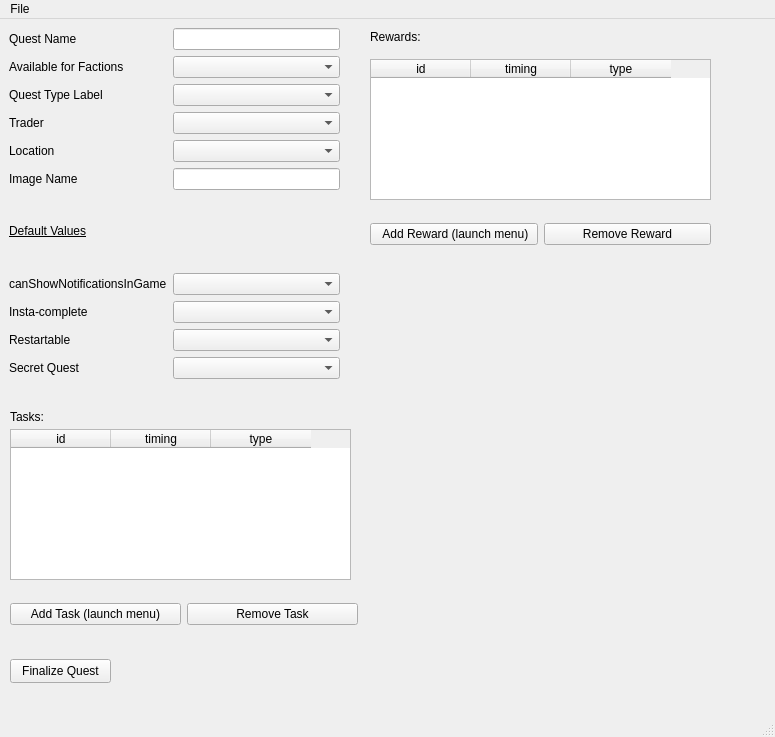
Old version of the form src/tb_ui/gui_quests.ui in the repository ThePi1/SPT-Trader-Builder.
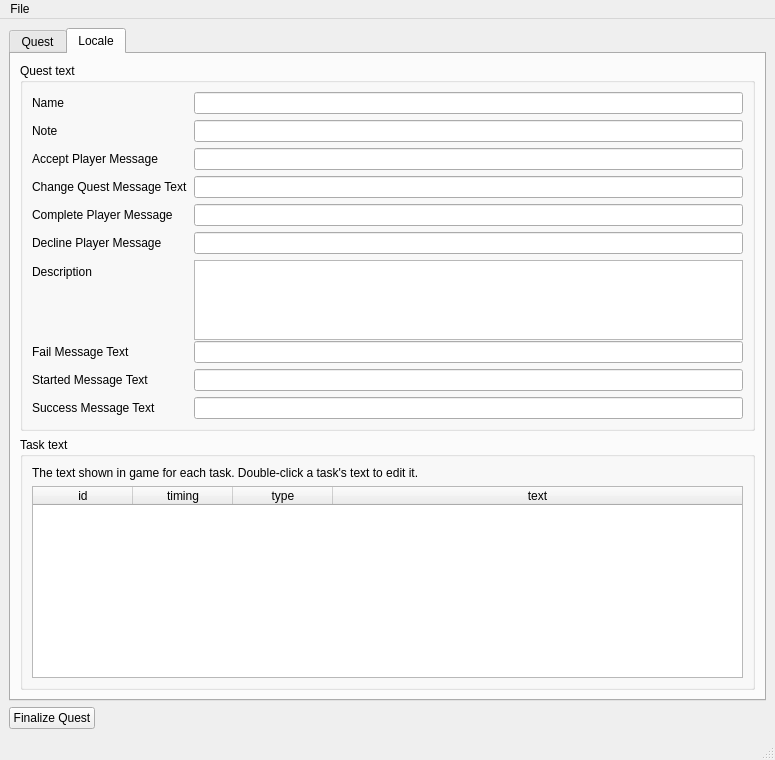
New version of the form. The open tabs and pages were chosen to show the change.

Commit message: Edit locale text in the Quest Builder and add a "Merge locales on export" setting

```diff
--- a/src/tb_ui/gui_quests.ui
+++ b/src/tb_ui/gui_quests.ui
@@ -7,7 +7,7 @@
     <x>0</x>
     <y>0</y>
     <width>775</width>
-    <height>737</height>
+    <height>760</height>
    </rect>
   </property>
   <property name="windowTitle">
@@ -17,6 +17,22 @@
    <property name="enabled">
     <bool>true</bool>
    </property>
+   <layout class="QVBoxLayout" name="verticalLayout">
+    <item>
+     <widget class="QTabWidget" name="tabs_quest">
+      <property name="currentIndex">
+       <number>0</number>
+      </property>
+      <widget class="QWidget" name="tab_quest">
+       <property name="minimumSize">
+        <size>
+         <width>720</width>
+         <height>630</height>
+        </size>
+       </property>
+       <attribute name="title">
+        <string>Quest</string>
+       </attribute>
    <widget class="QWidget" name="gridLayoutWidget">
     <property name="geometry">
      <rect>
@@ -192,19 +208,6 @@
      </item>
     </layout>
    </widget>
-   <widget class="QPushButton" name="pb_finalize_quest">
-    <property name="geometry">
-     <rect>
-      <x>10</x>
-      <y>640</y>
-      <width>101</width>
-      <height>24</height>
-     </rect>
-    </property>
-    <property name="text">
-     <string>Finalize Quest</string>
-    </property>
-   </widget>
    <widget class="QLabel" name="label_2">
     <property name="geometry">
      <rect>
@@ -293,6 +296,245 @@
      </property>
     </column>
    </widget>
+      </widget>
+      <widget class="QWidget" name="tab_locale">
+       <attribute name="title">
+        <string>Locale</string>
+       </attribute>
+       <layout class="QVBoxLayout" name="verticalLayout_locale">
+        <item>
+         <widget class="QGroupBox" name="grp_quest_text">
+          <property name="title">
+           <string>Quest text</string>
+          </property>
+          <layout class="QFormLayout" name="form_quest_text">
+           <item row="0" column="0">
+            <widget class="QLabel" name="lb_loc_name">
+             <property name="text">
+              <string>Name</string>
+             </property>
+             <property name="buddy">
+              <cstring>fld_loc_name</cstring>
+             </property>
+            </widget>
+           </item>
+           <item row="0" column="1">
+            <widget class="QLineEdit" name="fld_loc_name"/>
+           </item>
+           <item row="1" column="0">
+            <widget class="QLabel" name="lb_loc_note">
+             <property name="text">
+              <string>Note</string>
+             </property>
+             <property name="buddy">
+              <cstring>fld_loc_note</cstring>
+             </property>
+            </widget>
+           </item>
+           <item row="1" column="1">
+            <widget class="QLineEdit" name="fld_loc_note"/>
+           </item>
+           <item row="2" column="0">
+            <widget class="QLabel" name="lb_loc_acceptPlayerMessage">
+             <property name="text">
+              <string>Accept Player Message</string>
+             </property>
+             <property name="buddy">
+              <cstring>fld_loc_acceptPlayerMessage</cstring>
+             </property>
+            </widget>
+           </item>
+           <item row="2" column="1">
+            <widget class="QLineEdit" name="fld_loc_acceptPlayerMessage"/>
+           </item>
+           <item row="3" column="0">
+            <widget class="QLabel" name="lb_loc_changeQuestMessageText">
+             <property name="text">
+              <string>Change Quest Message Text</string>
+             </property>
+             <property name="buddy">
+              <cstring>fld_loc_changeQuestMessageText</cstring>
+             </property>
+            </widget>
+           </item>
+           <item row="3" column="1">
+            <widget class="QLineEdit" name="fld_loc_changeQuestMessageText"/>
+           </item>
+           <item row="4" column="0">
+            <widget class="QLabel" name="lb_loc_completePlayerMessage">
+             <property name="text">
+              <string>Complete Player Message</string>
+             </property>
+             <property name="buddy">
+              <cstring>fld_loc_completePlayerMessage</cstring>
+             </property>
+            </widget>
+           </item>
+           <item row="4" column="1">
+            <widget class="QLineEdit" name="fld_loc_completePlayerMessage"/>
+           </item>
+           <item row="5" column="0">
+            <widget class="QLabel" name="lb_loc_declinePlayerMessage">
+             <property name="text">
+              <string>Decline Player Message</string>
+             </property>
+             <property name="buddy">
+              <cstring>fld_loc_declinePlayerMessage</cstring>
+             </property>
+            </widget>
+           </item>
+           <item row="5" column="1">
+            <widget class="QLineEdit" name="fld_loc_declinePlayerMessage"/>
+           </item>
+           <item row="6" column="0">
+            <widget class="QLabel" name="lb_loc_description">
+             <property name="text">
+              <string>Description</string>
+             </property>
+             <property name="buddy">
+              <cstring>fld_loc_description</cstring>
+             </property>
+            </widget>
+           </item>
+           <item row="6" column="1">
+            <widget class="QPlainTextEdit" name="fld_loc_description">
+             <property name="minimumSize">
+              <size>
+               <width>0</width>
+               <height>80</height>
+              </size>
+             </property>
+             <property name="maximumSize">
+              <size>
+               <width>16777215</width>
+               <height>80</height>
+              </size>
+             </property>
+             <property name="tabChangesFocus">
+              <bool>true</bool>
+             </property>
+            </widget>
+           </item>
+           <item row="7" column="0">
+            <widget class="QLabel" name="lb_loc_failMessageText">
+             <property name="text">
+              <string>Fail Message Text</string>
+             </property>
+             <property name="buddy">
+              <cstring>fld_loc_failMessageText</cstring>
+             </property>
+            </widget>
+           </item>
+           <item row="7" column="1">
+            <widget class="QLineEdit" name="fld_loc_failMessageText"/>
+           </item>
+           <item row="8" column="0">
+            <widget class="QLabel" name="lb_loc_startedMessageText">
+             <property name="text">
+              <string>Started Message Text</string>
+             </property>
+             <property name="buddy">
+              <cstring>fld_loc_startedMessageText</cstring>
+             </property>
+            </widget>
+           </item>
+           <item row="8" column="1">
+            <widget class="QLineEdit" name="fld_loc_startedMessageText"/>
+           </item>
+           <item row="9" column="0">
+            <widget class="QLabel" name="lb_loc_successMessageText">
+             <property name="text">
+              <string>Success Message Text</string>
+             </property>
+             <property name="buddy">
+              <cstring>fld_loc_successMessageText</cstring>
+             </property>
+            </widget>
+           </item>
+           <item row="9" column="1">
+            <widget class="QLineEdit" name="fld_loc_successMessageText"/>
+           </item>
+          </layout>
+         </widget>
+        </item>
+        <item>
+         <widget class="QGroupBox" name="grp_task_text">
+          <property name="title">
+           <string>Task text</string>
+          </property>
+          <layout class="QVBoxLayout" name="verticalLayout_task_text">
+           <item>
+            <widget class="QLabel" name="lb_task_text_help">
+             <property name="text">
+              <string>The text shown in game for each task. Double-click a task's text to edit it.</string>
+             </property>
+             <property name="wordWrap">
+              <bool>true</bool>
+             </property>
+            </widget>
+           </item>
+           <item>
+            <widget class="QTableWidget" name="tb_cond_locale">
+             <attribute name="horizontalHeaderStretchLastSection">
+              <bool>true</bool>
+             </attribute>
+             <attribute name="verticalHeaderVisible">
+              <bool>false</bool>
+             </attribute>
+             <column>
+              <property name="text">
+               <string>id</string>
+              </property>
+             </column>
+             <column>
+              <property name="text">
+               <string>timing</string>
+              </property>
+             </column>
+             <column>
+              <property name="text">
+               <string>type</string>
+              </property>
+             </column>
+             <column>
+              <property name="text">
+               <string>text</string>
+              </property>
+             </column>
+            </widget>
+           </item>
+          </layout>
+         </widget>
+        </item>
+       </layout>
+      </widget>
+     </widget>
+    </item>
+    <item>
+     <layout class="QHBoxLayout" name="horizontalLayout_finalize">
+      <item>
+       <widget class="QPushButton" name="pb_finalize_quest">
+        <property name="text">
+         <string>Finalize Quest</string>
+        </property>
+       </widget>
+      </item>
+      <item>
+       <spacer name="horizontalSpacer_finalize">
+        <property name="orientation">
+         <enum>Qt::Horizontal</enum>
+        </property>
+        <property name="sizeHint" stdset="0">
+         <size>
+          <width>40</width>
+          <height>20</height>
+         </size>
+        </property>
+       </spacer>
+      </item>
+     </layout>
+    </item>
+   </layout>
   </widget>
   <widget class="QMenuBar" name="menubar">
    <property name="geometry">
```
Lines whose indentation alone changed are shown as unchanged. The commit also changes 19 other files.
